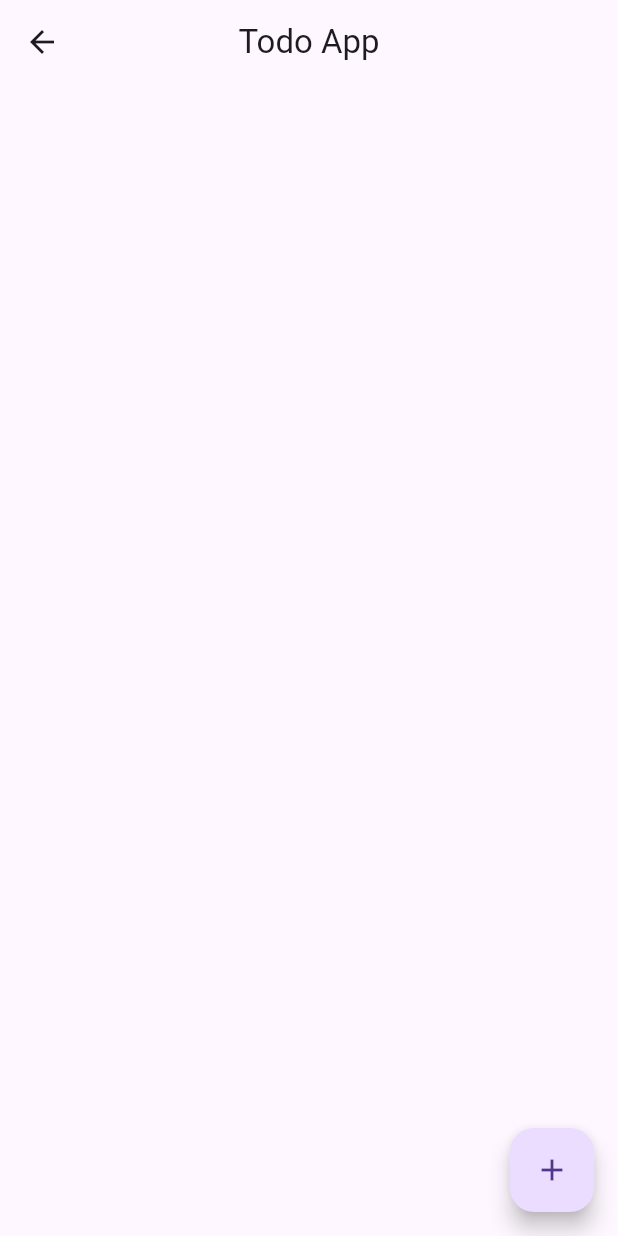
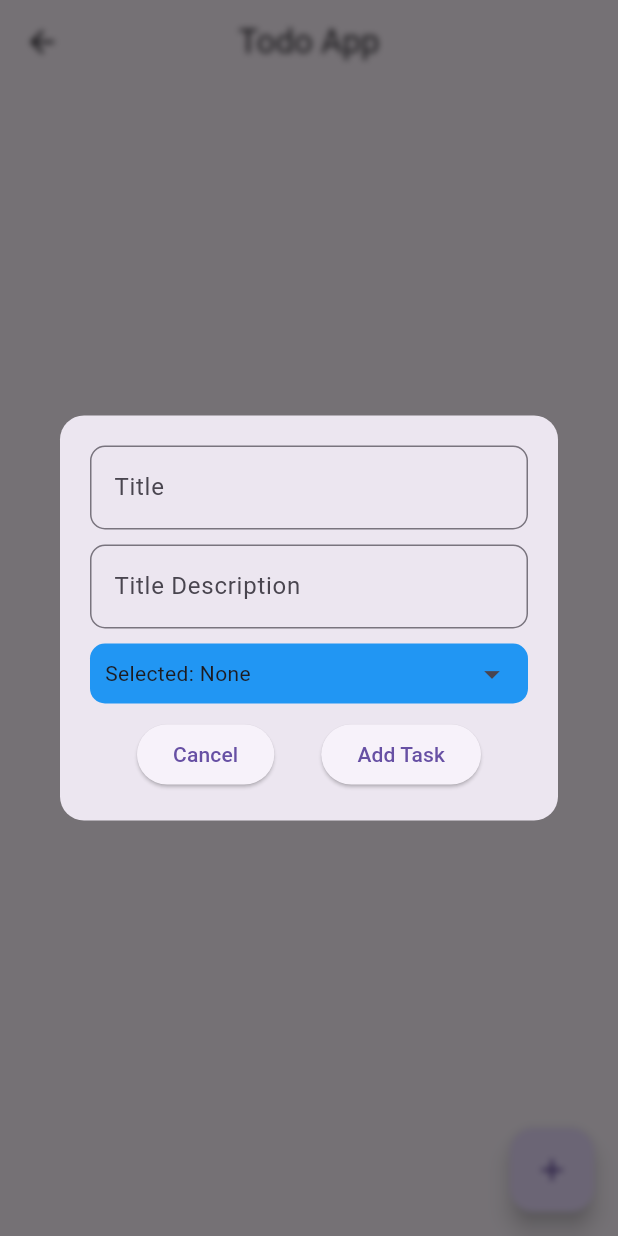
Before and after one commit to TahaMike/new_repo, a Flutter app: the TodoScreen screen opened directly, after a tap on the "add" icon, on a phone screen of 412 x 824 dp. Run offline on Flutter 3.47's test engine with Material 3 defaults, Android fonts, the phone set to English and light mode, and no system bars; our stand-ins replace flutter_spinkit, go_router.

Commit message:
todo app related changes

```diff
--- a/lib/core/router/router.dart
+++ b/lib/core/router/router.dart
@@ -37,20 +37,12 @@ class AppRouter {
       GoRoute(
         path: RouteNames.splash,
         name: RouteNames.splash,
-        pageBuilder: (context, state) => _buildTransitionPage(
-          key: state.pageKey,
-          child: SplashScreen(),
-          transition: _RouteTransition.fade,
-        ),
+        pageBuilder: (context, state) => _buildTransitionPage(key: state.pageKey, child: SplashScreen(), transition: _RouteTransition.fade),
       ),
       GoRoute(
         path: RouteNames.home,
         name: RouteNames.home,
-        pageBuilder: (context, state) => _buildTransitionPage(
-          key: state.pageKey,
-          child: HomeScreen(),
-          transition: _RouteTransition.fade,
-        ),
+        pageBuilder: (context, state) => _buildTransitionPage(key: state.pageKey, child: HomeScreen(), transition: _RouteTransition.fade),
       ),
       GoRoute(
         path: RouteNames.ironCalculator,
@@ -61,11 +53,7 @@ class AppRouter {
             create: (_) => IronCalculatorProvider(ironCalculatorUseCase),
             builder: (context, child) => IronCalculator(),
           );
-          return _buildTransitionPage(
-            key: state.pageKey,
-            child: pageChild,
-            transition: _RouteTransition.fadeSlide,
-          );
+          return _buildTransitionPage(key: state.pageKey, child: pageChild, transition: _RouteTransition.fadeSlide);
         },
       ),
       GoRoute(
@@ -77,11 +65,7 @@ class AppRouter {
             create: (_) => StrokeCalculatorProvider(strokeCalculatorUseCase),
             builder: (context, child) => StrokeCalculator(),
           );
-          return _buildTransitionPage(
-            key: state.pageKey,
-            child: pageChild,
-            transition: _RouteTransition.fadeSlide,
-          );
+          return _buildTransitionPage(key: state.pageKey, child: pageChild, transition: _RouteTransition.fadeSlide);
         },
       ),
       GoRoute(
@@ -93,11 +77,7 @@ class AppRouter {
             create: (_) => BmiCalculatorProvider(bmiCalculatorUseCase),
             builder: (context, child) => BmiCalculator(),
           );
-          return _buildTransitionPage(
-            key: state.pageKey,
-            child: pageChild,
-            transition: _RouteTransition.fadeSlide,
-          );
+          return _buildTransitionPage(key: state.pageKey, child: pageChild, transition: _RouteTransition.fadeSlide);
         },
       ),
       //
@@ -106,38 +86,24 @@ class AppRouter {
         name: RouteNames.counter,
         pageBuilder: (context, state) {
           final CounterUseCase counterUseCase = CounterUseCase(CounterRepositoryImpl());
-          final pageChild = ChangeNotifierProvider(
-            create: (_) => CounterProvider(counterUseCase),
-            builder: (context, child) => Counter(),
-          );
-          return _buildTransitionPage(
-            key: state.pageKey,
-            child: pageChild,
-            transition: _RouteTransition.fadeSlide,
-          );
+          final pageChild = ChangeNotifierProvider(create: (_) => CounterProvider(counterUseCase), builder: (context, child) => Counter());
+          return _buildTransitionPage(key: state.pageKey, child: pageChild, transition: _RouteTransition.fadeSlide);
         },
       ),
 
       GoRoute(
-        path: RouteNames.todoapp, name: RouteNames.todoapp, pageBuilder: (context, state,) {
-        return MaterialPage(
-         child: ChangeNotifierProvider(
-          create: (_) => TodoProvider(TodoUseCase(TodoRepositoryImpl()) ),
-          builder: (context, child) => TodoScreen(),
-         ),
-        );
-        // return ChangeNotifierProvider(create: (_) => CounterProvider(CounterUseCase(CounterRepositoryImpl())), builder: (context, child) => Counter(),)
-       },
-      )
+        path: RouteNames.todoapp,
+        name: RouteNames.todoapp,
+        pageBuilder: (context, state) {
+          return MaterialPage(
+            child: ChangeNotifierProvider(create: (_) => TodoProvider(TodoUseCase(TodoRepositoryImpl())), builder: (context, child) => TodoScreen()),
+          );
+        },
+      ),
     ],
   );
 
-
-  static CustomTransitionPage _buildTransitionPage({
-    required LocalKey key,
-    required Widget child,
-    required _RouteTransition transition,
-  }) {
+  static CustomTransitionPage _buildTransitionPage({required LocalKey key, required Widget child, required _RouteTransition transition}) {
     return CustomTransitionPage(
       key: key,
       child: child,
@@ -147,8 +113,7 @@ class AppRouter {
           case _RouteTransition.fade:
             return FadeTransition(opacity: animation, child: child);
           case _RouteTransition.fadeSlide:
-            final offsetTween = Tween<Offset>(begin: const Offset(0.05, 0.02), end: Offset.zero)
-                .chain(CurveTween(curve: Curves.easeOut));
+            final offsetTween = Tween<Offset>(begin: const Offset(0.05, 0.02), end: Offset.zero).chain(CurveTween(curve: Curves.easeOut));
             return FadeTransition(
               opacity: animation,
               child: SlideTransition(position: animation.drive(offsetTween), child: child),
--- a/lib/features/todo_app/data/repository/todo_repository_impl.dart
+++ b/lib/features/todo_app/data/repository/todo_repository_impl.dart
@@ -3,10 +3,10 @@ import '../../domain/repository/todo_repository.dart';
 import '../model/task_model.dart';
 
 class TodoRepositoryImpl extends TodoRepository {
-  final List<TaskModel> _taskList = [];
+
 
   @override
-  void addTask(Task task) {
+  Task addTask(Task task) {
     final model = TaskModel(
       taskId: task.taskId,
       taskTitle: task.taskTitle,
@@ -14,19 +14,20 @@ class TodoRepositoryImpl extends TodoRepository {
       taskStatus: task.taskStatus,
       taskPriority: task.taskPriority,
     );
-    _taskList.add(model);
+    return model;
   }
 
   @override
-  void deleteTask(Task task) {
-    _taskList.removeWhere((task) => task.taskId == task.taskId);
+  List<Task> deleteTask(Task task, List<Task> taskList) {
+    taskList.removeWhere((task) => task.taskId == task.taskId);
+    return taskList;
   }
 
   @override
-  void updateTask(Task task) {
-    final index = _taskList.indexWhere((t) => t.taskId == task.taskId);
+  List<Task> updateTask(Task task, List<Task> taskList) {
+    final index = taskList.indexWhere((t) => t.taskId == task.taskId);
     if (index != -1) {
-      _taskList[index] = TaskModel(
+      taskList[index] = TaskModel(
         taskId: task.taskId,
         taskTitle: task.taskTitle,
         taskDescription: task.taskDescription,
@@ -34,5 +35,6 @@ class TodoRepositoryImpl extends TodoRepository {
         taskPriority: task.taskPriority,
       );
     }
+    return taskList;
   }
 }
--- a/lib/features/todo_app/domain/repository/todo_repository.dart
+++ b/lib/features/todo_app/domain/repository/todo_repository.dart
@@ -2,9 +2,9 @@ import '../entities/task.dart';
 
 abstract class TodoRepository{
 
-  void addTask(Task task);
+  Task addTask(Task task);
 
-  void deleteTask(Task task);
+  List<Task> deleteTask(Task task, List<Task> taskList);
 
-  void updateTask(Task task);
+  List<Task> updateTask(Task task, List<Task> taskList);
 }
--- a/lib/features/todo_app/domain/usecase/todo_usecase.dart
+++ b/lib/features/todo_app/domain/usecase/todo_usecase.dart
@@ -6,9 +6,9 @@ class TodoUseCase {
   final TodoRepository _todoRepository;
   TodoUseCase(this._todoRepository);
 
-  void addTask(Task task) => _todoRepository.addTask(task);
+  Task addTask(Task task) => _todoRepository.addTask(task);
 
-  void deleteTask(Task task) => _todoRepository.deleteTask(task);
+  List<Task> deleteTask(Task task, List<Task> taskList) => _todoRepository.deleteTask(task, taskList);
 
-  void updateTask(Task task) => _todoRepository.updateTask(task);
+  List<Task> updateTask(Task task, List<Task> taskList) => _todoRepository.updateTask(task, taskList);
 }
--- a/lib/features/todo_app/presentation/pages/todo_screen.dart
+++ b/lib/features/todo_app/presentation/pages/todo_screen.dart
@@ -1,9 +1,11 @@
-import 'package:deficient_calculator/features/todo_app/domain/entities/task.dart';
+import 'dart:ui';
+
 import 'package:deficient_calculator/features/todo_app/presentation/provider/todo_provider.dart';
-import 'package:deficient_calculator/features/todo_app/presentation/widgets/add_task.dart';
 import 'package:flutter/material.dart';
 import 'package:go_router/go_router.dart';
 import 'package:provider/provider.dart';
+
+import '../widgets/add_task.dart';
 
 class TodoScreen extends StatefulWidget {
   const TodoScreen({super.key});
@@ -13,8 +15,6 @@ class TodoScreen extends StatefulWidget {
 }
 
 class _TodoScreenState extends State<TodoScreen> {
-
-
   @override
   Widget build(BuildContext context) {
     return Scaffold(
@@ -25,14 +25,28 @@ class _TodoScreenState extends State<TodoScreen> {
       ),
       body: Consumer<TodoProvider>(
         builder: (BuildContext context, TodoProvider value, Widget? child) {
-          return Center(
-
-          );
+          return ListView.builder(
+          itemCount: value.taskList.length,
+          itemBuilder: (_, index) {
+            return ListTile(
+              title: Text('data'),
+            );
+          });
         },
       ),
       floatingActionButton: FloatingActionButton(
         onPressed: () {
-
+          showDialog(
+            context: context,
+            barrierDismissible: false,
+            builder: (_) => BackdropFilter(
+              filter: ImageFilter.blur(sigmaX: 2, sigmaY: 2),
+              child: Dialog(
+                shape: RoundedRectangleBorder(borderRadius: BorderRadius.circular(16)),
+                child: AddTask(),
+              ),
+            ),
+          );
         },
         child: Icon(Icons.add),
       ),
--- a/lib/features/todo_app/presentation/provider/todo_provider.dart
+++ b/lib/features/todo_app/presentation/provider/todo_provider.dart
@@ -5,25 +5,33 @@ import '../../domain/usecase/todo_usecase.dart';
 
 class TodoProvider extends ChangeNotifier{
   final TodoUseCase _todoUseCase;
-  TodoProvider(this._todoUseCase); // why this happened??
+  TodoProvider(this._todoUseCase);
 
   final List<Task> _taskList = [];
   List get taskList => _taskList;
+  // List get taskList {
+  //   final taskData =
+  //   _taskList;
+  //   taskData.sort((a, b)=> a.taskPriority > b.taskPriority );
+  // }
 
   addTask(Task task) {
-    _todoUseCase.addTask(task);
-    _taskList.add(task);
+    final taskData = _todoUseCase.addTask(task);
+    _taskList.add(taskData);
     notifyListeners();
   }
 
   updateTask(Task task) {
-    _todoUseCase.updateTask(task);
+    final updatedList = _todoUseCase.updateTask(task, _taskList);
+    _taskList.clear();
+    _taskList.addAll(updatedList);
     notifyListeners(); // Do this update the list ??
   }
 
   deleteTask(Task task) {
-    _todoUseCase.deleteTask(task); //
-    _taskList.removeWhere((task) => task.taskId == task.taskId);
+    final deletedList = _todoUseCase.deleteTask(task, _taskList); //
+    _taskList.clear();
+    _taskList.addAll(deletedList);
     notifyListeners();
   }
 
--- a/lib/features/todo_app/presentation/widgets/add_task.dart
+++ b/lib/features/todo_app/presentation/widgets/add_task.dart
@@ -1,4 +1,5 @@
 import 'package:flutter/material.dart';
+import 'package:go_router/go_router.dart';
 
 class AddTask extends StatefulWidget {
   const AddTask({super.key});
@@ -8,12 +9,18 @@ class AddTask extends StatefulWidget {
 }
 
 class _AddTaskState extends State<AddTask> {
+  int? _selectedPriority;
+
   final GlobalKey<FormState> _formKey = GlobalKey<FormState>();
 
   final TextEditingController _taskDescription = TextEditingController();
   final TextEditingController _taskTitle = TextEditingController();
 
+  final FocusNode _taskTitleNode = FocusNode();
+  final FocusNode _taskDescriptionNode = FocusNode();
 
+  final Map<int, String> taskPriority = {1: "High", 2: "Medium", 3: "Low"};
+  final Map<int, String> taskStatus = {1: "completed", 2: "on going"};
 
   @override
   void dispose() {
@@ -21,17 +28,102 @@ class _AddTaskState extends State<AddTask> {
     _taskDescription.dispose();
     super.dispose();
   }
+
   @override
   Widget build(BuildContext context) {
-    return Center(
+    return Form(
+      key: _formKey,
+      child: Padding(
+        padding: const EdgeInsets.all(20),
         child: Column(
+          mainAxisSize: MainAxisSize.min,
           children: [
             TextFormField(
               controller: _taskTitle,
+              decoration: InputDecoration(
+                labelText: 'Title',
+                border: OutlineInputBorder(borderRadius: BorderRadius.circular(10)),
+              ),
+              validator: (value) {
+                if (value == null) {
+                  return 'Please enter a value';
+                }
+                return null;
+              },
+            ),
+            SizedBox(height: 10),
+            TextFormField(
+              controller: _taskDescription,
+              decoration: InputDecoration(
+                labelText: 'Title Description',
+                border: OutlineInputBorder(borderRadius: BorderRadius.circular(10)),
+              ),
+              validator: (value) {
+                if (value == null) {
+                  return 'Please enter a value';
+                }
+                return null;
+              },
+            ),
+            SizedBox(height: 10),
+            Container(
+              height: 40,
+              width: double.maxFinite,
+              decoration: BoxDecoration(borderRadius: BorderRadius.circular(10), color: Colors.blue),
+              child: Row(
+                mainAxisAlignment: MainAxisAlignment.spaceBetween,
+                children: [
+                  Padding(
+                    padding: const EdgeInsets.all(10),
+                    child: Text(
+                      "Selected: ${_selectedPriority != null ? taskPriority[_selectedPriority] : "None"}",
+                    ),
+                  ),
+                  IconButton(
+                    onPressed: () {
+                      showMenu(
+                        context: context,
+                        position: RelativeRect.fromLTRB(70, 500, 60, 0),
+                        items: [
+                          PopupMenuItem(value: 1, child: Text("High")),
+                          PopupMenuItem(value: 2, child: Text("Medium")),
+                          PopupMenuItem(value: 3, child: Text("Low")),
+                        ],
+                      ).then((value) {
+                        if (value != null) {
+                          setState(() {
+                            _selectedPriority = value;
+                          });
+                        }
+                        else {
+                          return "Please select priority";
+                        }
+                      });
+                    },
+                    icon: Icon(Icons.arrow_drop_down, size: 25),
 
                   ),
                 ],
               ),
+            ),
+            SizedBox(height: 10),
+            Row(
+              mainAxisAlignment: MainAxisAlignment.spaceEvenly,
+              children: [
+                ElevatedButton(
+                  onPressed: () {
+                    context.pop();
+                  },
+                  child: Text('Cancel'),
+                ),
+                ElevatedButton(onPressed: () {
+
+                }, child: Text('Add Task')),
+              ],
+            ),
+          ],
+        ),
+      ),
     );
   }
 }
```
Also changed, not shown: lib/features/todo_app/data/model/task_model.dart (+24 -0 lines). Lines whose indentation alone changed are shown as unchanged.
